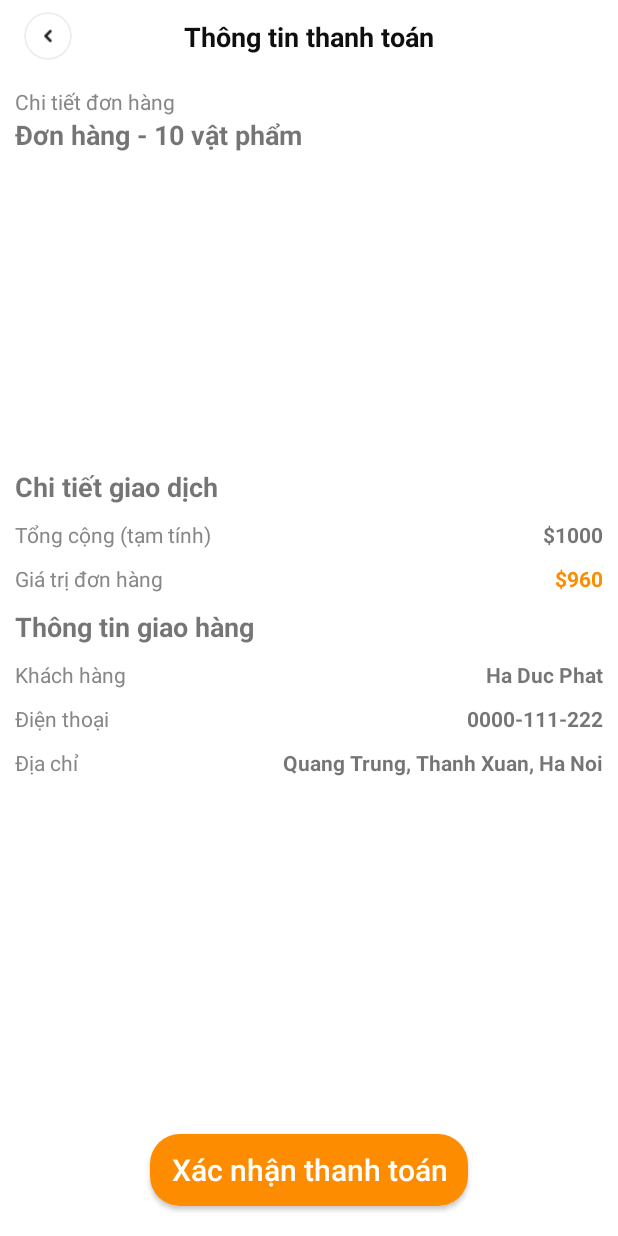
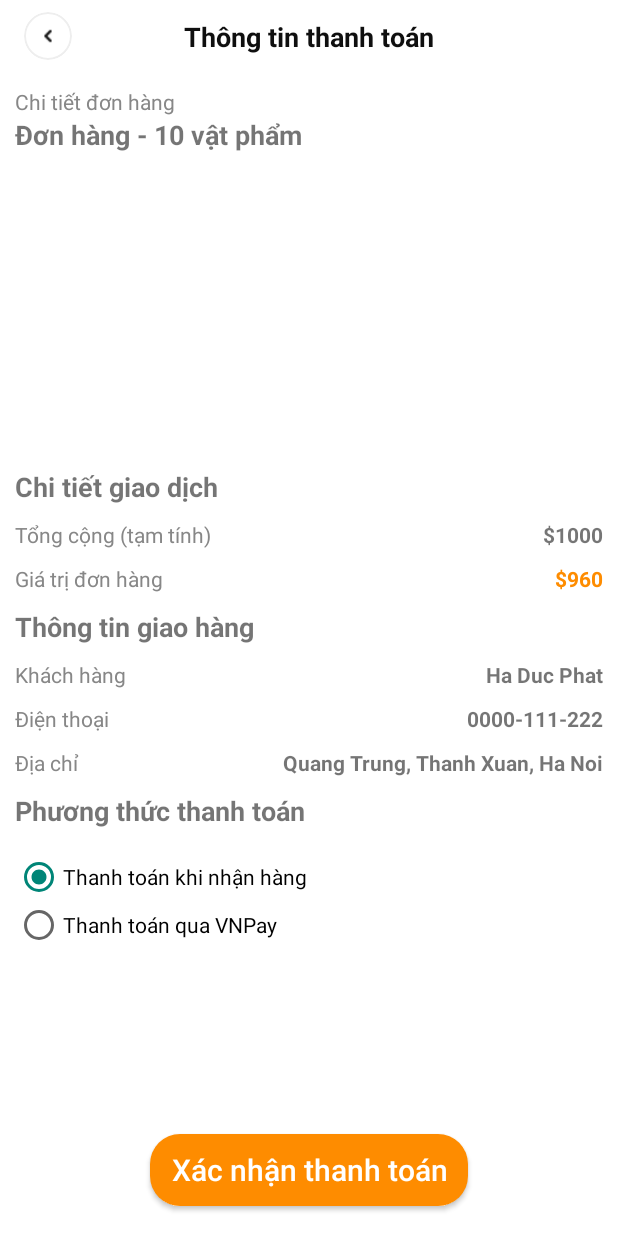
Before and after one commit to raichuvn11/UIAppFastFood, an Android app: the PaymentActivity screen opened directly, with no data from a screen before it, on a phone screen of 412 x 824 dp. Run offline under Robolectric (Android 15) with nearby library versions, the phone set to English and light mode, and no system bars.

Commit message:
update checkout with VNpay

```diff
--- a/app/src/main/java/com/example/uiappfastfood/api/ApiService.java
+++ b/app/src/main/java/com/example/uiappfastfood/api/ApiService.java
@@ -11,10 +11,12 @@ import com.example.uiappfastfood.DTO.request.RecentSearchRequest;
 import com.example.uiappfastfood.DTO.request.RegisterRequest;
 import com.example.uiappfastfood.DTO.request.ResetPasswordRequest;
 import com.example.uiappfastfood.DTO.request.VerifyOtpRequest;
+import com.example.uiappfastfood.DTO.request.VnpayRequest;
 import com.example.uiappfastfood.DTO.response.AutoCompleteResponse;
 import com.example.uiappfastfood.DTO.response.GenericResponse;
 import com.example.uiappfastfood.DTO.response.LoginResponse;
 import com.example.uiappfastfood.DTO.response.UserResponseDTO;
+import com.example.uiappfastfood.DTO.response.VnpayResponse;
 import com.example.uiappfastfood.model.CartItem;
 import com.example.uiappfastfood.model.Category;
 import com.example.uiappfastfood.model.Coupon;
@@ -157,4 +159,7 @@ public interface ApiService {
 
     @DELETE("api/cart/delete-item")
     Call<Boolean> deleteCartItem(@Query("userId") Long userId, @Query("itemId") Long itemId);
+
+    @POST("api/payment/create")
+    Call<VnpayResponse> createVnPayUrl(@Body VnpayRequest request);
 }
--- a/app/src/main/java/com/example/uiappfastfood/api/RetrofitClient.java
+++ b/app/src/main/java/com/example/uiappfastfood/api/RetrofitClient.java
@@ -5,7 +5,7 @@ import retrofit2.converter.gson.GsonConverterFactory;
 
 public class RetrofitClient {
 
-    public static final String BASE_URL = "http://192.168.1.11:8080/";
+    public static final String BASE_URL = "http://192.168.1.9:8080/";
 
     private static Retrofit retrofit;
 
--- a/app/src/main/res/layout/activity_payment.xml
+++ b/app/src/main/res/layout/activity_payment.xml
@@ -84,16 +84,16 @@
         <LinearLayout
             android:layout_width="match_parent"
             android:layout_height="wrap_content"
-            android:orientation="vertical"
-            android:layout_weight="1">
+            android:layout_weight="1"
+            android:orientation="vertical">
 
             <TextView
                 android:layout_width="wrap_content"
                 android:layout_height="wrap_content"
+                android:layout_marginTop="10dp"
                 android:text="Chi tiết giao dịch"
-                android:layout_marginTop="10dp"
-                android:textStyle="bold"
-                android:textSize="18sp"/>
+                android:textSize="18sp"
+                android:textStyle="bold" />
 
             <LinearLayout
                 android:layout_width="match_parent"
@@ -104,17 +104,18 @@
                 <TextView
                     android:layout_width="wrap_content"
                     android:layout_height="wrap_content"
+                    android:layout_weight="1"
                     android:text="Tổng cộng (tạm tính)"
                     android:textColor="@color/secondary_text"
-                    android:textSize="14sp"
-                    android:layout_weight="1"/>
+                    android:textSize="14sp" />
+
                 <TextView
                     android:id="@+id/tv_totalPrice"
                     android:layout_width="wrap_content"
                     android:layout_height="wrap_content"
                     android:text="$1000"
-                    android:textStyle="bold"
-                    android:textSize="14sp"/>
+                    android:textSize="14sp"
+                    android:textStyle="bold" />
             </LinearLayout>
 
             <LinearLayout
@@ -126,27 +127,28 @@
                 <TextView
                     android:layout_width="wrap_content"
                     android:layout_height="wrap_content"
+                    android:layout_weight="1"
                     android:text="Giá trị đơn hàng"
                     android:textColor="@color/secondary_text"
-                    android:textSize="14sp"
-                    android:layout_weight="1"/>
+                    android:textSize="14sp" />
+
                 <TextView
                     android:id="@+id/tv_finalTotalPrice"
                     android:layout_width="wrap_content"
                     android:layout_height="wrap_content"
                     android:text="$960"
                     android:textColor="@color/colorPrimary"
-                    android:textStyle="bold"
-                    android:textSize="14sp"/>
+                    android:textSize="14sp"
+                    android:textStyle="bold" />
             </LinearLayout>
 
             <TextView
                 android:layout_width="wrap_content"
                 android:layout_height="wrap_content"
+                android:layout_marginTop="10dp"
                 android:text="Thông tin giao hàng"
-                android:layout_marginTop="10dp"
-                android:textStyle="bold"
-                android:textSize="18sp"/>
+                android:textSize="18sp"
+                android:textStyle="bold" />
 
             <LinearLayout
                 android:layout_width="match_parent"
@@ -157,17 +159,18 @@
                 <TextView
                     android:layout_width="wrap_content"
                     android:layout_height="wrap_content"
+                    android:layout_weight="1"
                     android:text="Khách hàng"
                     android:textColor="@color/secondary_text"
-                    android:textSize="14sp"
-                    android:layout_weight="1"/>
+                    android:textSize="14sp" />
+
                 <TextView
                     android:id="@+id/tv_userName"
                     android:layout_width="wrap_content"
                     android:layout_height="wrap_content"
                     android:text="Ha Duc Phat"
-                    android:textStyle="bold"
-                    android:textSize="14sp"/>
+                    android:textSize="14sp"
+                    android:textStyle="bold" />
             </LinearLayout>
 
             <LinearLayout
@@ -179,17 +182,18 @@
                 <TextView
                     android:layout_width="wrap_content"
                     android:layout_height="wrap_content"
+                    android:layout_weight="1"
                     android:text="Điện thoại"
                     android:textColor="@color/secondary_text"
-                    android:textSize="14sp"
-                    android:layout_weight="1"/>
+                    android:textSize="14sp" />
+
                 <TextView
                     android:id="@+id/tv_userPhone"
                     android:layout_width="wrap_content"
                     android:layout_height="wrap_content"
                     android:text="0000-111-222"
-                    android:textStyle="bold"
-                    android:textSize="14sp"/>
+                    android:textSize="14sp"
+                    android:textStyle="bold" />
             </LinearLayout>
 
             <LinearLayout
@@ -201,21 +205,54 @@
                 <TextView
                     android:layout_width="wrap_content"
                     android:layout_height="wrap_content"
+                    android:layout_weight="1"
                     android:text="Địa chỉ"
                     android:textColor="@color/secondary_text"
-                    android:textSize="14sp"
-                    android:layout_weight="1"/>
+                    android:textSize="14sp" />
+
                 <TextView
                     android:id="@+id/tv_orderAddress"
                     android:layout_width="240dp"
                     android:layout_height="wrap_content"
-                    android:text="Quang Trung, Thanh Xuan, Ha Noi"
+                    android:ellipsize="end"
                     android:gravity="end"
                     android:maxLines="2"
-                    android:ellipsize="end"
-                    android:textStyle="bold"
+                    android:text="Quang Trung, Thanh Xuan, Ha Noi"
+                    android:textSize="14sp"
+                    android:textStyle="bold" />
+            </LinearLayout>
+
+            <TextView
+                android:layout_width="wrap_content"
+                android:layout_height="wrap_content"
+                android:layout_marginTop="10dp"
+                android:text="Phương thức thanh toán"
+                android:textSize="18sp"
+                android:textStyle="bold" />
+
+            <RadioGroup
+                android:id="@+id/rg_paymentMethod"
+                android:layout_width="match_parent"
+                android:layout_height="wrap_content"
+                android:layout_marginTop="16dp"
+                android:gravity="start"
+                android:orientation="vertical">
+
+                <RadioButton
+                    android:id="@+id/rb_cod"
+                    android:layout_width="wrap_content"
+                    android:layout_height="wrap_content"
+                    android:checked="true"
+                    android:text="Thanh toán khi nhận hàng"
                     android:textSize="14sp" />
-            </LinearLayout>
+
+                <RadioButton
+                    android:id="@+id/rb_online"
+                    android:layout_width="wrap_content"
+                    android:layout_height="wrap_content"
+                    android:text="Thanh toán qua VNPay"
+                    android:textSize="14sp" />
+            </RadioGroup>
 
         </LinearLayout>
 
```
Also changed, not shown: app/src/main/AndroidManifest.xml (+13 -1 lines), app/src/main/java/com/example/uiappfastfood/activity/PaymentActivity.java (+69 -14 lines).
